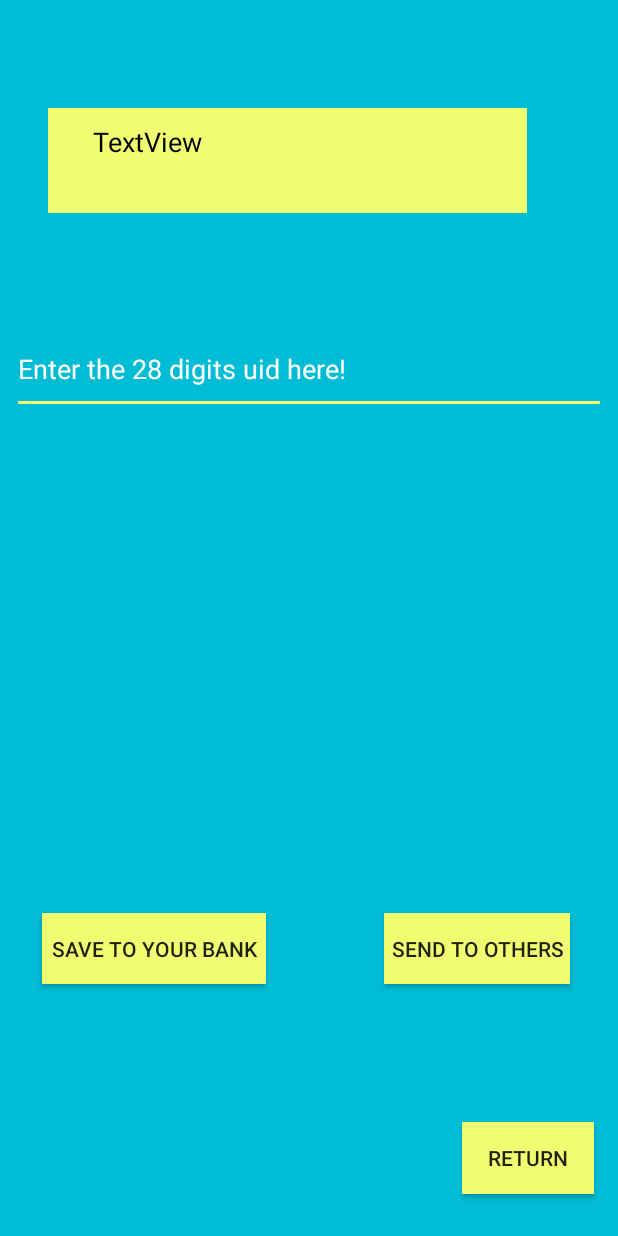
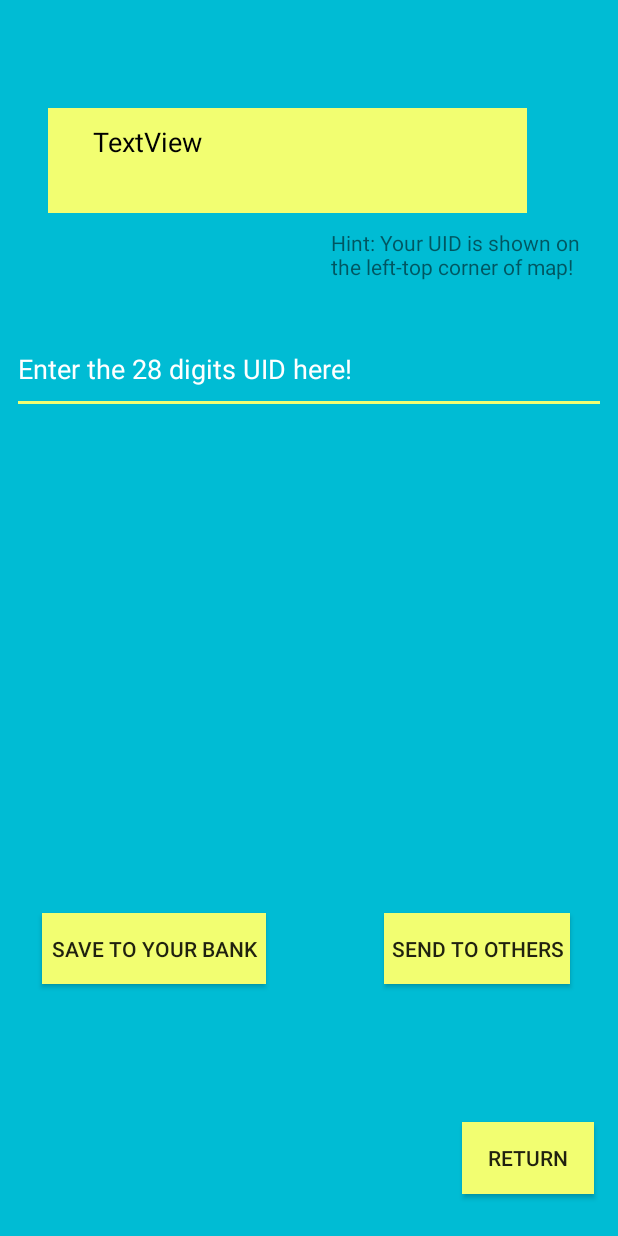
Before and after one commit to ClowDragon/ilp, an Android app: the TreatActivity screen opened directly, with no data from a screen before it, on a phone screen of 412 x 824 dp. Run offline under Robolectric (Android 15) with nearby library versions, the light colour scheme and no system bars; our stand-ins replace Firebase (no records; nobody signed in at launch, a user with empty details on screens opened directly); libraries missing offline, so code that uses them is left out: com.mapbox.geojson.

Commit message:
adding uid to show
show UID on the map

```diff
--- a/app/src/main/java/com/example/chris/ilp/MainActivity.kt
+++ b/app/src/main/java/com/example/chris/ilp/MainActivity.kt
@@ -48,6 +48,7 @@ class MainActivity : AppCompatActivity() ,PermissionsListener,LocationEngineList
 
     private lateinit var displayName: TextView
     private lateinit var status:TextView
+    private lateinit var uidtext:TextView
     private lateinit var logout: Button
     private lateinit var store: Button
     private lateinit var wallet:Button
@@ -88,6 +89,7 @@ class MainActivity : AppCompatActivity() ,PermissionsListener,LocationEngineList
         dbRef = database.reference
 
         displayName = findViewById<TextView>(id.name_text)
+        uidtext = findViewById<TextView>(id.uidtext)
         status = findViewById<TextView>(id.status_text)
         logout = findViewById<Button>(id.signoutButton)
         store = findViewById<Button>(id.storeButton)
@@ -115,6 +117,9 @@ class MainActivity : AppCompatActivity() ,PermissionsListener,LocationEngineList
             startActivity(intent)
             finish()
         }
+
+        val testString = "Your UID is : " + auth.currentUser?.uid
+        uidtext.text = testString
 
         collectButton.setOnClickListener {
             //import the user coins value from database
@@ -211,7 +216,6 @@ class MainActivity : AppCompatActivity() ,PermissionsListener,LocationEngineList
             val user: User = dataSnapshot.getValue(User::class.java)!!
             displayName.text = user.displayName
             status.text = user.status
-
             applicationContext.openFileOutput("coinzmap.geojson", Context.MODE_PRIVATE).use {
                 it.write(user.map.toByteArray())
             }
--- a/app/src/main/res/layout/activity_treat.xml
+++ b/app/src/main/res/layout/activity_treat.xml
@@ -36,7 +36,7 @@
         android:layout_marginStart="8dp"
         android:layout_marginTop="216dp"
         android:layout_marginEnd="8dp"
-        android:hint="Enter the 28 digits uid here!"
+        android:hint="Enter the 28 digits UID here!"
         android:inputType="textEmailAddress"
         android:textColor="@android:color/black"
         android:textColorHint="@android:color/white"
@@ -73,4 +73,14 @@
         app:layout_constraintStart_toStartOf="parent"
         app:layout_constraintTop_toTopOf="parent" />
 
+    <TextView
+        android:id="@+id/textView2"
+        android:layout_width="183dp"
+        android:layout_height="36dp"
+        android:layout_marginTop="152dp"
+        android:layout_marginEnd="8dp"
+        android:text="Hint: Your UID is shown on the left-top corner of map!"
+        app:layout_constraintEnd_toEndOf="parent"
+        app:layout_constraintTop_toTopOf="parent" />
+
 </android.support.constraint.ConstraintLayout>
```
Also changed, not shown: app/src/main/res/layout/activity_main.xml (+12 -3 lines).
